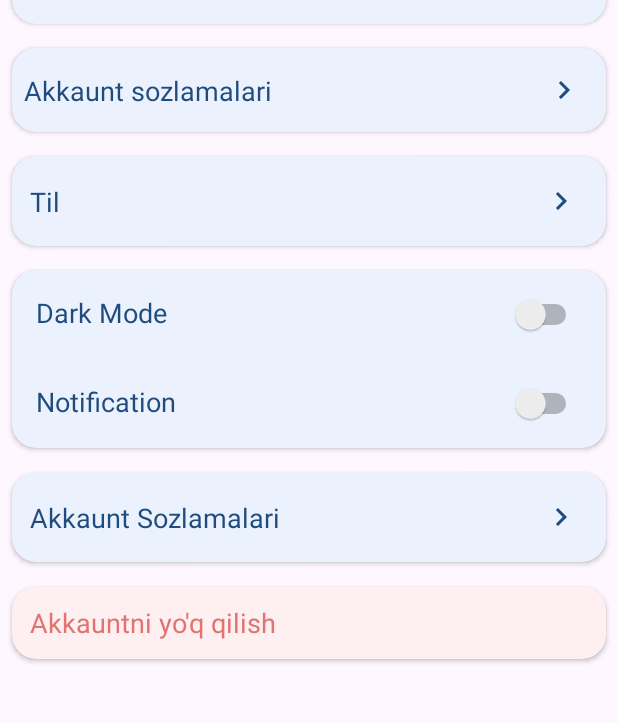
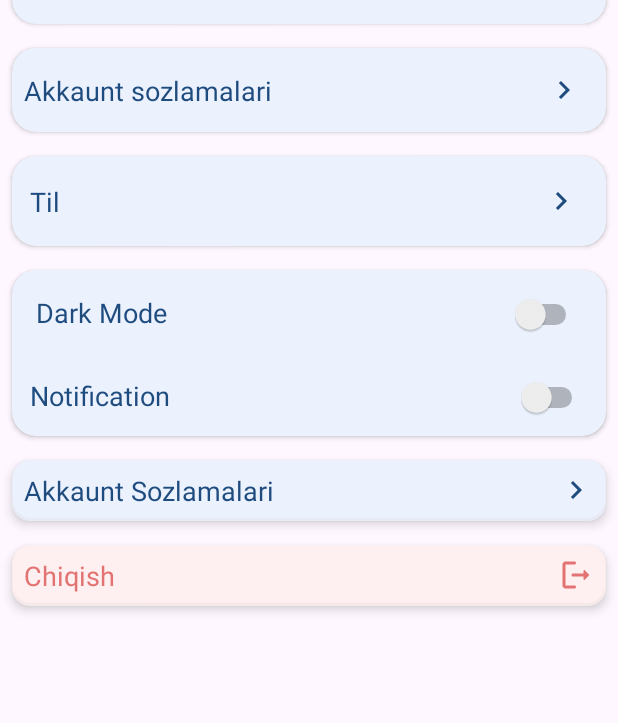
Before and after one commit to theberdakh/Suvchi, an Android app: the fragment SettingsFragment placed in its activity, on a phone screen of 412 x 824 dp, the part 126-849 px from its top. Run offline under Robolectric (Android 15) with nearby library versions, the phone set to English and light mode, and no system bars; libraries missing offline, so code that uses them is left out: com.github.mikephil.charting, com.patrykandpatrick.vico.

Commit message:
add log out

```diff
--- a/app/src/main/java/com/theberdakh/suvchi/ui/LoginFragment.kt
+++ b/app/src/main/java/com/theberdakh/suvchi/ui/LoginFragment.kt
@@ -30,6 +30,7 @@ class LoginFragment: Fragment() {
         }
 
         binding.loginButton.setOnClickListener {
+            // add password, login validator?
             LocalPreferences().isLoggedIn = true
             val navHostFragment = requireActivity().supportFragmentManager.findFragmentById(R.id.fragmentContainerView) as NavHostFragment
             val inflater = navHostFragment.navController.navInflater
--- a/app/src/main/java/com/theberdakh/suvchi/ui/SettingsFragment.kt
+++ b/app/src/main/java/com/theberdakh/suvchi/ui/SettingsFragment.kt
@@ -5,8 +5,12 @@ import android.view.LayoutInflater
 import android.view.View
 import android.view.ViewGroup
 import androidx.fragment.app.Fragment
+import androidx.navigation.fragment.NavHostFragment
+import com.theberdakh.suvchi.R
+import com.theberdakh.suvchi.data.local.pref.LocalPreferences
 import com.theberdakh.suvchi.databinding.FragmentSettingsBinding
 import com.theberdakh.suvchi.databinding.FragmentStatisticsBinding
+import com.theberdakh.suvchi.util.showSnackbar
 
 class SettingsFragment: Fragment() {
     private var _binding: FragmentSettingsBinding? = null
@@ -19,8 +23,13 @@ class SettingsFragment: Fragment() {
         savedInstanceState: Bundle?
     ): View {
         _binding = FragmentSettingsBinding.inflate(inflater, container, false)
-        binding
-
+        binding.layoutLogOut.setOnClickListener {
+            LocalPreferences().isLoggedIn = false
+            val navHostFragment = requireActivity().supportFragmentManager.findFragmentById(R.id.fragmentContainerView) as NavHostFragment
+            val inflater = navHostFragment.navController.navInflater
+            val graph = inflater.inflate(R.navigation.login_nav)
+            navHostFragment.navController.graph = graph
+        }
 
         return binding.root
     }
--- /dev/null
+++ b/app/src/main/res/drawable/round_logout_24.xml
@@ -0,0 +1,6 @@
+<vector android:autoMirrored="true" android:height="24dp"
+    android:tint="#4285F4" android:viewportHeight="24"
+    android:viewportWidth="24" android:width="24dp" xmlns:android="http://schemas.android.com/apk/res/android">
+    <path android:fillColor="@android:color/white" android:pathData="M5,5h6c0.55,0 1,-0.45 1,-1v0c0,-0.55 -0.45,-1 -1,-1H5C3.9,3 3,3.9 3,5v14c0,1.1 0.9,2 2,2h6c0.55,0 1,-0.45 1,-1v0c0,-0.55 -0.45,-1 -1,-1H5V5z"/>
+    <path android:fillColor="@android:color/white" android:pathData="M20.65,11.65l-2.79,-2.79C17.54,8.54 17,8.76 17,9.21V11h-7c-0.55,0 -1,0.45 -1,1v0c0,0.55 0.45,1 1,1h7v1.79c0,0.45 0.54,0.67 0.85,0.35l2.79,-2.79C20.84,12.16 20.84,11.84 20.65,11.65z"/>
+</vector>
--- /dev/null
+++ b/app/src/main/res/drawable/shape_settings_items.xml
@@ -0,0 +1,4 @@
+<?xml version="1.0" encoding="utf-8"?>
+<shape xmlns:android="http://schemas.android.com/apk/res/android">
+    <corners android:radius="12dp"/>
+</shape>
--- /dev/null
+++ b/app/src/main/res/drawable/shape_shadow.xml
@@ -0,0 +1,20 @@
+<?xml version="1.0" encoding="utf-8"?>
+<layer-list xmlns:android="http://schemas.android.com/apk/res/android">
+    <item>
+        <shape android:shape="rectangle">
+            <solid android:color="#CABBBBBB"/>
+            <corners android:radius="12dp" />
+        </shape>
+    </item>
+
+    <item
+        android:left="1dp"
+        android:right="1dp"
+        android:top="1dp"
+        android:bottom="2dp">
+        <shape android:shape="rectangle">
+            <solid android:color="@android:color/white"/>
+            <corners android:radius="12dp" />
+        </shape>
+    </item>
+</layer-list>
--- a/app/src/main/res/layout/fragment_login.xml
+++ b/app/src/main/res/layout/fragment_login.xml
@@ -7,7 +7,7 @@
 
     <LinearLayout
         android:layout_width="match_parent"
-        android:layout_height="wrap_content"
+        android:layout_height="match_parent"
         android:orientation="vertical"
         android:padding="8dp"
         android:layout_gravity="center">
--- a/app/src/main/res/layout/fragment_settings.xml
+++ b/app/src/main/res/layout/fragment_settings.xml
@@ -157,6 +157,8 @@
     </androidx.cardview.widget.CardView>
 
 
+
+
     <androidx.cardview.widget.CardView
         android:id="@+id/card_switch"
         android:layout_width="match_parent"
@@ -206,7 +208,8 @@
                 android:layout_width="match_parent"
                 android:layout_height="wrap_content"
                 android:orientation="horizontal"
-                android:padding="16dp"
+                android:padding="8dp"
+                android:layout_margin="4dp"
                 android:weightSum="2">
 
                 <TextView
@@ -245,82 +248,59 @@
 
     </androidx.cardview.widget.CardView>
 
-    <androidx.cardview.widget.CardView
-        android:id="@+id/acc_settings"
-        android:layout_width="match_parent"
-        android:layout_height="wrap_content"
-        android:layout_margin="8dp"
-        android:backgroundTint="@color/background_card"
-        app:cardCornerRadius="16dp"
-        app:layout_constraintStart_toStartOf="parent"
-        app:layout_constraintTop_toBottomOf="@id/card_switch">
 
 
-        <androidx.constraintlayout.widget.ConstraintLayout
+
+        <FrameLayout
             android:layout_width="match_parent"
-            android:layout_height="match_parent">
+            android:layout_height="wrap_content"
+            android:backgroundTint="@color/background_card"
+            android:padding="8dp"
+            android:elevation="4dp"
+            android:layout_margin="8dp"
+            android:background="@drawable/shape_shadow">
 
             <TextView
                 android:layout_width="match_parent"
                 android:layout_height="wrap_content"
-                android:layout_margin="12dp"
                 android:text="Akkaunt Sozlamalari"
                 android:textColor="@color/color_txt"
                 android:textSize="18sp"
-                app:layout_constraintBottom_toBottomOf="parent"
-                app:layout_constraintStart_toStartOf="parent"
-                app:layout_constraintTop_toTopOf="parent" />
-
-
-            <ImageView
-                android:id="@+id/btn_next_acc_settings"
-                android:layout_width="wrap_content"
-                android:layout_height="wrap_content"
-                android:layout_margin="8dp"
-                android:padding="10dp"
-                android:src="@drawable/ic_next_"
-                app:layout_constraintBottom_toBottomOf="parent"
-                app:layout_constraintEnd_toEndOf="parent"
-                app:layout_constraintTop_toTopOf="parent" />
-
-        </androidx.constraintlayout.widget.ConstraintLayout>
-
-
-    </androidx.cardview.widget.CardView>
+                app:drawableEndCompat="@drawable/ic_next_" />
 
 
 
-    <androidx.cardview.widget.CardView
-        android:id="@+id/card_delete_acc"
-        android:layout_width="match_parent"
-        android:layout_height="wrap_content"
-        android:layout_margin="8dp"
-        android:layout_marginHorizontal="16dp"
-        android:backgroundTint="#FEF0F0"
-        app:cardCornerRadius="16dp">
-
-
-        <androidx.constraintlayout.widget.ConstraintLayout
-            android:layout_width="match_parent"
-            android:layout_height="match_parent">
-
-            <TextView
-                android:layout_width="match_parent"
-                android:layout_height="wrap_content"
-                android:layout_margin="12dp"
-                android:text="Akkauntni yo'q qilish"
-                android:textColor="#E37272"
-                android:textSize="18sp"
-                app:layout_constraintBottom_toBottomOf="parent"
-                app:layout_constraintStart_toStartOf="parent"
-                app:layout_constraintTop_toTopOf="parent" />
+        </FrameLayout>
 
 
 
-        </androidx.constraintlayout.widget.ConstraintLayout>
 
 
-    </androidx.cardview.widget.CardView>
+
+        <FrameLayout
+            android:id="@+id/layoutLogOut"
+            android:layout_width="match_parent"
+            android:layout_height="wrap_content"
+            android:backgroundTint="#FEF0F0"
+            android:elevation="4dp"
+            android:background="@drawable/shape_shadow"
+            android:layout_margin="8dp"
+            android:padding="8dp"
+            android:clickable="true"
+            android:focusable="true">
+
+            <TextView
+                android:id="@+id/textViewLogOut"
+                android:layout_width="match_parent"
+                android:layout_height="wrap_content"
+                android:text="Chiqish"
+                android:drawableTint="#E37272"
+                android:textColor="#E37272"
+                android:textSize="18sp"
+                app:drawableEndCompat="@drawable/round_logout_24" />
+
+        </FrameLayout>
+
 
 
 </LinearLayout>
```
